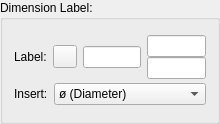
LibreCAD/LibreCAD, file librecad/src/ui/forms/qg_dimensionlabeleditor.ui: the form before one commit.
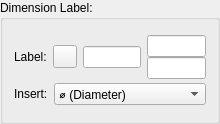
The form after the commit. Icons and pictures are not drawn.

Commit message: bug#458, fixed symbols in dimension UI

The edit to the form file:
```diff
--- a/librecad/src/ui/forms/qg_dimensionlabeleditor.ui
+++ b/librecad/src/ui/forms/qg_dimensionlabeleditor.ui
@@ -144,7 +144,7 @@
           </property>
           <item>
            <property name="text">
-            <string>ø (Diameter)</string>
+            <string>⌀ (Diameter)</string>
            </property>
           </item>
           <item>
```
Left out of the diff: 2 changed lines with no effect on the pictures. The commit also changes 1 other file.
